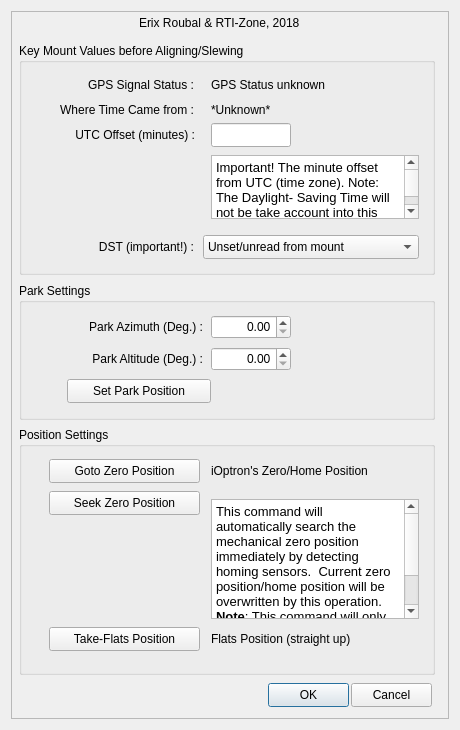
First picture: the form in iOptronV3.ui, repository rpineau/iOptronV3, before the edit.
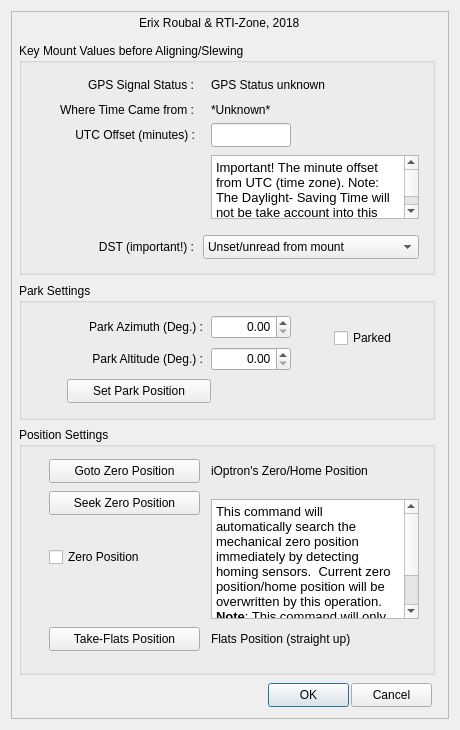
Second picture: the form after the edit. Custom widgets are drawn as their Qt base class.

```diff
--- a/iOptronV3.ui
+++ b/iOptronV3.ui
@@ -330,6 +330,19 @@
         <string>Set Park Position</string>
        </property>
       </widget>
+      <widget class="QCheckBox" name="checkBox_p">
+       <property name="geometry">
+        <rect>
+         <x>315</x>
+         <y>45</y>
+         <width>100</width>
+         <height>20</height>
+        </rect>
+       </property>
+       <property name="text">
+        <string>Parked</string>
+       </property>
+      </widget>
      </widget>
      <widget class="QGroupBox" name="GroupBox">
       <property name="geometry">
@@ -402,6 +415,19 @@
 &lt;p style=&quot; margin-top:0px; margin-bottom:0px; margin-left:0px; margin-right:0px; -qt-block-indent:0; text-indent:0px;&quot;&gt;&lt;span style=&quot; font-family:'MS Shell Dlg 2'; font-size:10pt;&quot;&gt;This command will automatically search the mechanical zero position immediately by detecting homing sensors.  Current zero position/home position will be overwritten by this operation.&lt;br /&gt;&lt;/span&gt;&lt;span style=&quot; font-family:'MS Shell Dlg 2'; font-size:10pt; font-weight:600;&quot;&gt;Note&lt;/span&gt;&lt;span style=&quot; font-family:'MS Shell Dlg 2'; font-size:10pt;&quot;&gt;: This command will only affect this mount if it is a CEM120xx or CEM60 series iOptron mount.&lt;/span&gt;&lt;/p&gt;&lt;/body&gt;&lt;/html&gt;</string>
        </property>
       </widget>
+      <widget class="QCheckBox" name="checkBox_z">
+       <property name="geometry">
+        <rect>
+         <x>30</x>
+         <y>120</y>
+         <width>120</width>
+         <height>20</height>
+        </rect>
+       </property>
+       <property name="text">
+        <string>Zero Position</string>
+       </property>
+      </widget>
       <widget class="QPushButton" name="pushButton_5">
        <property name="geometry">
         <rect>
```
Left out of the diff: 2 changed lines with no effect on the pictures.
